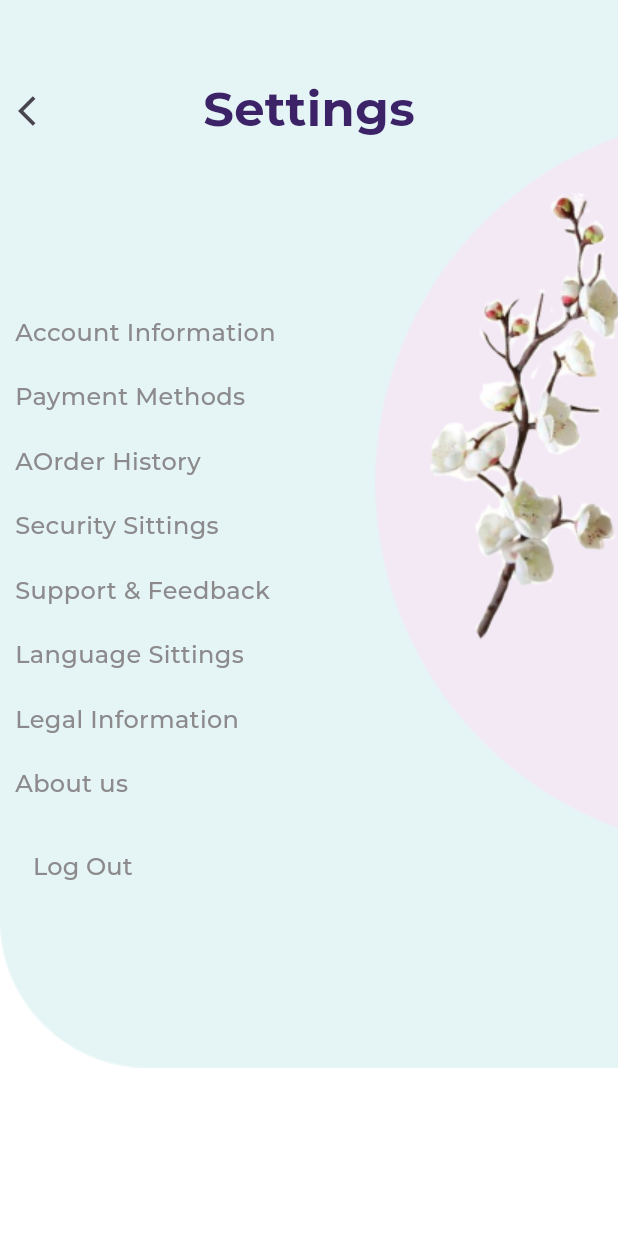
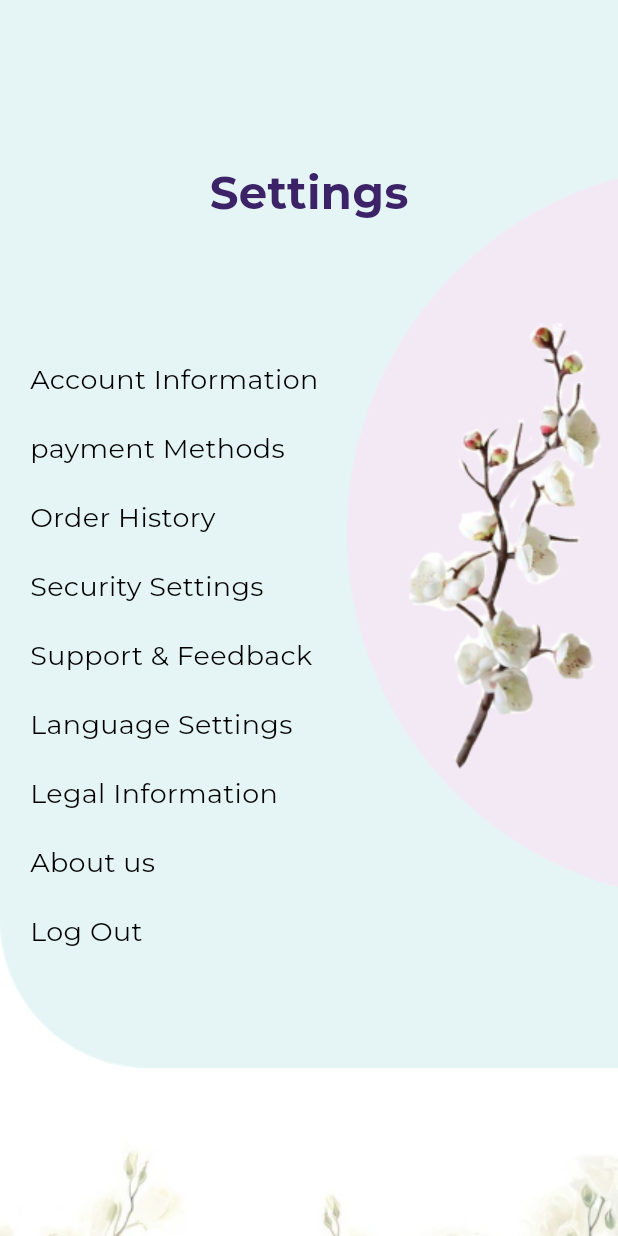
Before and after one commit to bayanalmasri1/Online_flowerStore, a Flutter app: the SettingScreen screen opened directly, on a phone screen of 412 x 824 dp. Run offline on Flutter 3.47's test engine with Material 3 defaults, Android fonts, the phone set to English and light mode, and no system bars; our stand-ins replace flutter_snake_navigationbar, get, google_fonts, pinput; project files that could hold a hidden picture were left out.

Commit message:
some chang commit

```diff
--- a/lib/main.dart
+++ b/lib/main.dart
@@ -1,4 +1,4 @@
-import 'package:app/constant.dart'; // استيراد ملف الألوان
+import 'package:app/constant.dart';
 import 'package:app/controller/controller.dart';
 import 'package:app/model/flowercart.dart';
 import 'package:app/model/locale/local.dart';
--- a/lib/view/homepages/cartpage.dart
+++ b/lib/view/homepages/cartpage.dart
@@ -69,7 +69,7 @@ class MyCartPage extends StatelessWidget {
                   padding: EdgeInsets.symmetric(horizontal: 50, vertical: 15),
                 ),
                 onPressed: () {
-                  Get.toNamed("/payment");
+                  Get.toNamed("/pymant");
                 },
                 child: Text(
                   'Continue',
--- a/lib/view/homepages/settingpage.dart
+++ b/lib/view/homepages/settingpage.dart
@@ -1,126 +1,140 @@
 import 'package:flutter/material.dart';
 import 'package:flutter/widgets.dart';
-import 'package:google_fonts/google_fonts.dart';
+
 
 class SettingScreen extends StatelessWidget {
   const SettingScreen({super.key});
 
   @override
   Widget build(BuildContext context) {
-    return Column(
-      children: [
-        Stack(
-          children: [
-            Image.asset('assets/images/white flower 1.png'),
-            Image.asset('assets/images/Rectangle 54.png'),
-            Padding(
-              padding: const EdgeInsets.only(top: 50),
-              child: IconButton(
-                  onPressed: () {}, icon: Icon(Icons.arrow_back_ios)),
-            ),
-            Padding(
-              padding: const EdgeInsets.only(top: 50),
-              child: Center(
-                  child: Text('Settings',
-                      style: GoogleFonts.montserrat(
-                          fontSize: 32,
-                          fontWeight: FontWeight.w700,
-                          color: Color(0xFF3C2367)))),
-            ),
-            Positioned(
-                top: 80,
-                left: 250,
-                child: Image.asset('assets/images/Ellipsesetting 2.png')),
-            Positioned(
-                top: 100,
-                left: 200,
-                child: Image.asset('assets/images/The Holida.png')),
-            Positioned(
-              top: 200,
-              child: Column(
-                mainAxisAlignment: MainAxisAlignment.start,
-                crossAxisAlignment: CrossAxisAlignment.start,
+    return Scaffold(
+      backgroundColor: Colors.white,
+      resizeToAvoidBottomInset: false,
+      body: SizedBox(
+        child: SingleChildScrollView(
+          child: Column(
+            children: [
+              Stack(
+                alignment: Alignment.centerRight,
                 children: [
-                  Padding(
-                    padding: const EdgeInsets.all(10.0),
-                    child: Text('Account Information',
-                        style: GoogleFonts.montserrat(
-                            fontSize: 16,
-                            fontWeight: FontWeight.w500,
-                            color: Color(0xFF8C8A8C))),
+                  Image.asset('assets/images/Rectangle 54.png'),
+                  Stack(
+                    alignment: Alignment.centerRight,
+                    children: [
+                      Image.asset('assets/images/Ellipsesetting 2.png'),
+                      Image.asset('assets/images/The Holida.png')
+                    ],
                   ),
-                  Padding(
-                    padding: const EdgeInsets.all(10.0),
-                    child: Text('Payment Methods',
-                        style: GoogleFonts.montserrat(
-                            fontSize: 16,
-                            fontWeight: FontWeight.w500,
-                            color: Color(0xFF8C8A8C))),
-                  ),
-                  Padding(
-                    padding: const EdgeInsets.all(10.0),
-                    child: Text('AOrder History',
-                        style: GoogleFonts.montserrat(
-                            fontSize: 16,
-                            fontWeight: FontWeight.w500,
-                            color: Color(0xFF8C8A8C))),
-                  ),
-                  Padding(
-                    padding: const EdgeInsets.all(10.0),
-                    child: Text('Security Sittings',
-                        style: GoogleFonts.montserrat(
-                            fontSize: 16,
-                            fontWeight: FontWeight.w500,
-                            color: Color(0xFF8C8A8C))),
-                  ),
-                  Padding(
-                    padding: const EdgeInsets.all(10.0),
-                    child: Text('Support & Feedback',
-                        style: GoogleFonts.montserrat(
-                            fontSize: 16,
-                            fontWeight: FontWeight.w500,
-                            color: Color(0xFF8C8A8C))),
-                  ),
-                  Padding(
-                    padding: const EdgeInsets.all(10.0),
-                    child: Text('Language Sittings',
-                        style: GoogleFonts.montserrat(
-                            fontSize: 16,
-                            fontWeight: FontWeight.w500,
-                            color: Color(0xFF8C8A8C))),
-                  ),
-                  Padding(
-                    padding: const EdgeInsets.all(10.0),
-                    child: Text('Legal Information',
-                        style: GoogleFonts.montserrat(
-                            fontSize: 16,
-                            fontWeight: FontWeight.w500,
-                            color: Color(0xFF8C8A8C))),
-                  ),
-                  Padding(
-                    padding: const EdgeInsets.all(10.0),
-                    child: Text('About us',
-                        style: GoogleFonts.montserrat(
-                            fontSize: 16,
-                            fontWeight: FontWeight.w500,
-                            color: Color(0xFF8C8A8C))),
-                  ),
-                  Padding(
-                    padding: const EdgeInsets.all(10.0),
-                    child: TextButton(
+                  Column(
+                    children: [
+                      const SizedBox(
+                        height: 40,
+                      ),
+                      const Text(
+                        'Settings',
+                        style: TextStyle(
+                            color: Color(0xff3C2367),
+                            fontSize: 30,
+                            fontFamily: 'Montserrat',
+                            fontWeight: FontWeight.w700),
+                      ),
+                      const SizedBox(
+                        height: 80,
+                      ),
+                      CustomSettingMenu(
                         onPressed: () {},
-                        child: Text('Log Out',
-                            style: GoogleFonts.montserrat(
-                                fontSize: 16,
-                                fontWeight: FontWeight.w500,
-                                color: Color(0xFF8C8A8C)))),
+                        text: 'Account Information',
+                      ),
+                      CustomSettingMenu(
+                        onPressed: () {},
+                        text: 'payment Methods',
+                      ),
+                      CustomSettingMenu(
+                        onPressed: () {},
+                        text: 'Order History',
+                      ),
+                      CustomSettingMenu(
+                        onPressed: () {},
+                        text: 'Security Settings',
+                      ),
+                      CustomSettingMenu(
+                        onPressed: () {},
+                        text: 'Support & Feedback',
+                      ),
+                      CustomSettingMenu(
+                        onPressed: () {},
+                        text: 'Language Settings',
+                      ),
+                      CustomSettingMenu(
+                        onPressed: () {},
+                        text: 'Legal Information',
+                      ),
+                      CustomSettingMenu(
+                        text: 'About us',
+                        onPressed: () {},
+                      ),
+                      CustomSettingMenu(
+                        onPressed: () {
+                          FocusManager.instance.primaryFocus?.unfocus();
+                         // controller.logout();
+                        },
+                        text: 'Log Out',
+                      ),
+                    ],
                   ),
                 ],
               ),
-            ),
-          ],
+              Padding(
+                padding: const EdgeInsets.only(bottom:200),
+                child: Image.asset('assets/images/white flower 1.png'),
+              ),
+            ],
+          ),
         ),
-      ],
+      ),
+
     );
   }
 }
+
+
+class CustomSettingMenu extends StatelessWidget {
+  final String text;
+  final void Function() onPressed;
+  const CustomSettingMenu(
+      {super.key, required this.text, required this.onPressed});
+
+  @override
+  Widget build(BuildContext context) {
+    return InkWell(
+      onTap: onPressed,
+      child: Padding(
+        padding: const EdgeInsets.symmetric(horizontal: 10, vertical: 10),
+        child: Column(
+          mainAxisAlignment: MainAxisAlignment.center,
+          children: [
+            Padding(
+              padding: const EdgeInsets.symmetric(horizontal: 10),
+              child: Row(
+                mainAxisAlignment: MainAxisAlignment.start,
+                crossAxisAlignment: CrossAxisAlignment.center,
+                children: [
+                  Text(
+                    text,
+                    style: const TextStyle(
+                        fontFamily: 'Montserrat',
+                        color: Colors.black,
+                        fontSize: 18),
+                  ),
+                  const SizedBox(
+                    width: 10,
+                  ),
+                ],
+              ),
+            )
+          ],
+        ),
+      ),
+    );
+  }
+}
```
Also changed, not shown: lib/view/wedjets/menupage.dart (+105 -31 lines), lib/test.dart (deleted).
